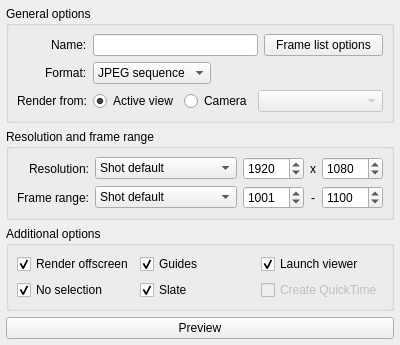
First picture: the form in core/ui/gpsPreview_ui.ui, repository mjbonnington/icarus-gps, before the edit.
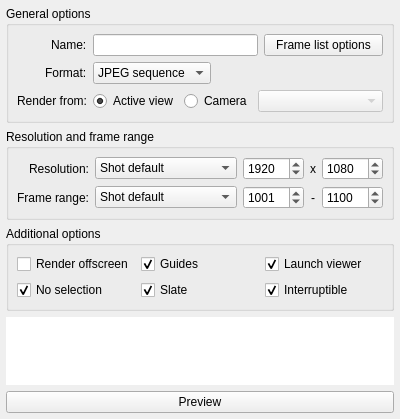
Second picture: the form after the edit. Icons and pictures are not drawn.

Commit message:
GPS Preview improvements
- output from a specific camera as well as the active view
- can output QuickTime movies with sound
- supports <Scene> and <Camera> tokens for file name output
- stores settings persistently
- handles errors better
- remembers the last active view with a camera panel
- can generate a playblast directly, bypassing the UI

Diff of the .ui file:
```diff
--- a/core/ui/gpsPreview_ui.ui
+++ b/core/ui/gpsPreview_ui.ui
@@ -7,7 +7,7 @@
     <x>0</x>
     <y>0</y>
     <width>400</width>
-    <height>320</height>
+    <height>400</height>
    </rect>
   </property>
   <property name="windowTitle">
@@ -488,7 +488,7 @@
           <string>Render offscreen</string>
          </property>
          <property name="checked">
-          <bool>true</bool>
+          <bool>false</bool>
          </property>
          <property name="xmlTag" stdset="0">
           <string>offscreen</string>
@@ -560,18 +560,15 @@
         </widget>
        </item>
        <item row="1" column="2">
-        <widget class="QCheckBox" name="createQuickTime_checkBox">
-         <property name="enabled">
-          <bool>false</bool>
-         </property>
+        <widget class="QCheckBox" name="interruptible_checkBox">
          <property name="toolTip">
           <string>&lt;html&gt;&lt;head/&gt;&lt;body&gt;&lt;p&gt;Encode QuickTime movie in addition to the JPG sequence.&lt;/p&gt;&lt;p&gt;This will add to the time taken to generate the playblast.&lt;/p&gt;&lt;/body&gt;&lt;/html&gt;</string>
          </property>
          <property name="text">
-          <string>Create QuickTime</string>
+          <string>Interruptible</string>
          </property>
          <property name="checked">
-          <bool>false</bool>
+          <bool>true</bool>
          </property>
          <property name="xmlTag" stdset="0">
           <string>createqt</string>
@@ -594,11 +591,45 @@
       </property>
      </spacer>
     </item>
+    <item>
+     <widget class="QPlainTextEdit" name="message_plainTextEdit">
+      <property name="sizePolicy">
+       <sizepolicy hsizetype="Expanding" vsizetype="Preferred">
+        <horstretch>0</horstretch>
+        <verstretch>0</verstretch>
+       </sizepolicy>
+      </property>
+      <property name="frameShape">
+       <enum>QFrame::NoFrame</enum>
+      </property>
+      <property name="frameShadow">
+       <enum>QFrame::Plain</enum>
+      </property>
+      <property name="readOnly">
+       <bool>true</bool>
+      </property>
+      <property name="warning" stdset="0">
+       <bool>true</bool>
+      </property>
+     </widget>
+    </item>
     <item>
      <widget class="QPushButton" name="preview_pushButton">
       <property name="text">
        <string>Preview</string>
       </property>
+      <property name="icon">
+       <iconset>
+        <normalon>:/rsc/rsc/icon_review.png</normalon>
+        <disabledon>:/rsc/rsc/icon_review_disabled.png</disabledon>
+       </iconset>
+      </property>
+      <property name="iconSize">
+       <size>
+        <width>11</width>
+        <height>11</height>
+       </size>
+      </property>
      </widget>
     </item>
    </layout>
```
Left out of the diff: 6 changed lines with no effect on the pictures. The commit also changes 12 other files.
